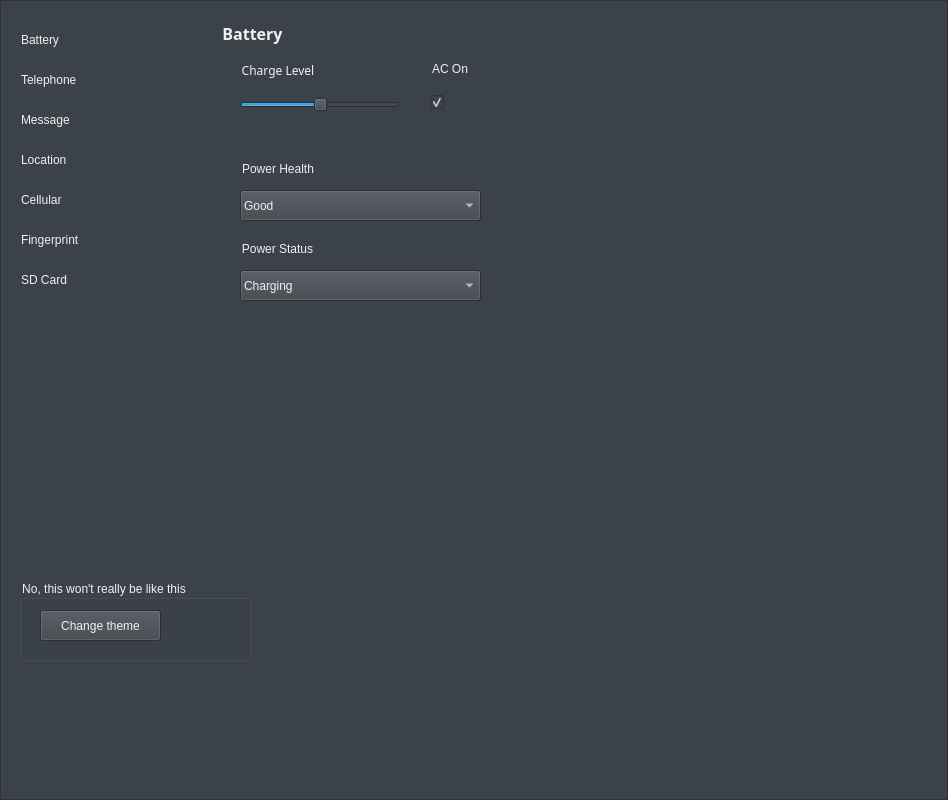
First picture: the form in android/skin/qt/extended.ui, repository aosp-mirror/platform_external_qemu, before the edit.
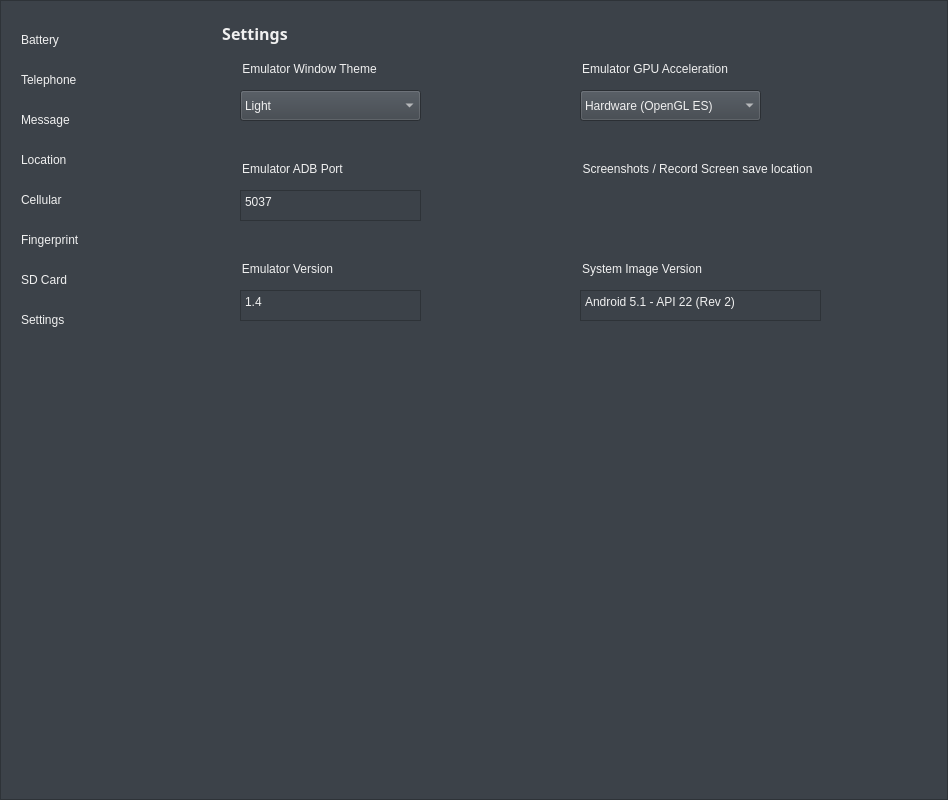
Second picture: the form after the edit. The open tabs and pages were chosen to show the change. Icons and pictures are not drawn.

Commit message:
Add "Settings" pane with controls for light/dark theme
This pane has some other widgets, but these are placeholders
and are not functional.

```diff
--- a/android/skin/qt/extended.ui
+++ b/android/skin/qt/extended.ui
@@ -1418,6 +1418,303 @@
      </property>
     </widget>
    </widget>
+   <widget class="QWidget" name="page">
+    <widget class="QGroupBox" name="sd_group_2">
+     <property name="geometry">
+      <rect>
+       <x>0</x>
+       <y>0</y>
+       <width>91</width>
+       <height>31</height>
+      </rect>
+     </property>
+     <property name="font">
+      <font>
+       <family>Sans Serif</family>
+       <pointsize>12</pointsize>
+       <weight>75</weight>
+       <bold>true</bold>
+      </font>
+     </property>
+     <property name="styleSheet">
+      <string notr="true">border: 0px;</string>
+     </property>
+     <property name="title">
+      <string>Settings</string>
+     </property>
+    </widget>
+    <widget class="QGroupBox" name="themeTitle">
+     <property name="geometry">
+      <rect>
+       <x>20</x>
+       <y>40</y>
+       <width>181</width>
+       <height>21</height>
+      </rect>
+     </property>
+     <property name="font">
+      <font>
+       <pointsize>9</pointsize>
+       <weight>50</weight>
+       <bold>false</bold>
+      </font>
+     </property>
+     <property name="styleSheet">
+      <string notr="true">border: 0px;</string>
+     </property>
+     <property name="title">
+      <string>Emulator Window Theme</string>
+     </property>
+    </widget>
+    <widget class="QGroupBox" name="adbPortTitle">
+     <property name="geometry">
+      <rect>
+       <x>20</x>
+       <y>140</y>
+       <width>181</width>
+       <height>21</height>
+      </rect>
+     </property>
+     <property name="font">
+      <font>
+       <pointsize>9</pointsize>
+       <weight>50</weight>
+       <bold>false</bold>
+      </font>
+     </property>
+     <property name="styleSheet">
+      <string notr="true">border: 0px;</string>
+     </property>
+     <property name="title">
+      <string>Emulator ADB Port</string>
+     </property>
+    </widget>
+    <widget class="QComboBox" name="set_themeBox">
+     <property name="geometry">
+      <rect>
+       <x>20</x>
+       <y>70</y>
+       <width>181</width>
+       <height>31</height>
+      </rect>
+     </property>
+     <item>
+      <property name="text">
+       <string>Light</string>
+      </property>
+     </item>
+     <item>
+      <property name="text">
+       <string>Dark</string>
+      </property>
+     </item>
+    </widget>
+    <widget class="QPlainTextEdit" name="set_adbPortBox">
+     <property name="geometry">
+      <rect>
+       <x>20</x>
+       <y>170</y>
+       <width>181</width>
+       <height>31</height>
+      </rect>
+     </property>
+     <property name="sizePolicy">
+      <sizepolicy hsizetype="Fixed" vsizetype="Fixed">
+       <horstretch>0</horstretch>
+       <verstretch>0</verstretch>
+      </sizepolicy>
+     </property>
+     <property name="verticalScrollBarPolicy">
+      <enum>Qt::ScrollBarAlwaysOff</enum>
+     </property>
+     <property name="horizontalScrollBarPolicy">
+      <enum>Qt::ScrollBarAlwaysOff</enum>
+     </property>
+     <property name="plainText">
+      <string>5037</string>
+     </property>
+    </widget>
+    <widget class="QGroupBox" name="versionTitle">
+     <property name="geometry">
+      <rect>
+       <x>20</x>
+       <y>240</y>
+       <width>181</width>
+       <height>21</height>
+      </rect>
+     </property>
+     <property name="font">
+      <font>
+       <pointsize>9</pointsize>
+       <weight>50</weight>
+       <bold>false</bold>
+      </font>
+     </property>
+     <property name="styleSheet">
+      <string notr="true">border: 0px;</string>
+     </property>
+     <property name="title">
+      <string>Emulator Version</string>
+     </property>
+    </widget>
+    <widget class="QPlainTextEdit" name="set_versionBox">
+     <property name="enabled">
+      <bool>false</bool>
+     </property>
+     <property name="geometry">
+      <rect>
+       <x>20</x>
+       <y>270</y>
+       <width>181</width>
+       <height>31</height>
+      </rect>
+     </property>
+     <property name="sizePolicy">
+      <sizepolicy hsizetype="Fixed" vsizetype="Fixed">
+       <horstretch>0</horstretch>
+       <verstretch>0</verstretch>
+      </sizepolicy>
+     </property>
+     <property name="accessibleName">
+      <string notr="true"/>
+     </property>
+     <property name="verticalScrollBarPolicy">
+      <enum>Qt::ScrollBarAlwaysOff</enum>
+     </property>
+     <property name="horizontalScrollBarPolicy">
+      <enum>Qt::ScrollBarAlwaysOff</enum>
+     </property>
+     <property name="undoRedoEnabled">
+      <bool>false</bool>
+     </property>
+     <property name="plainText">
+      <string>1.4</string>
+     </property>
+    </widget>
+    <widget class="QGroupBox" name="gpuAccelTitle">
+     <property name="geometry">
+      <rect>
+       <x>360</x>
+       <y>40</y>
+       <width>181</width>
+       <height>21</height>
+      </rect>
+     </property>
+     <property name="font">
+      <font>
+       <pointsize>9</pointsize>
+       <weight>50</weight>
+       <bold>false</bold>
+      </font>
+     </property>
+     <property name="styleSheet">
+      <string notr="true">border: 0px;</string>
+     </property>
+     <property name="title">
+      <string>Emulator GPU Acceleration</string>
+     </property>
+    </widget>
+    <widget class="QComboBox" name="set_gpuAccelBox">
+     <property name="geometry">
+      <rect>
+       <x>360</x>
+       <y>70</y>
+       <width>181</width>
+       <height>31</height>
+      </rect>
+     </property>
+     <item>
+      <property name="text">
+       <string>Hardware (OpenGL ES)</string>
+      </property>
+     </item>
+     <item>
+      <property name="text">
+       <string>Software emulation</string>
+      </property>
+     </item>
+    </widget>
+    <widget class="QGroupBox" name="saveLocationTitle">
+     <property name="geometry">
+      <rect>
+       <x>360</x>
+       <y>140</y>
+       <width>301</width>
+       <height>21</height>
+      </rect>
+     </property>
+     <property name="font">
+      <font>
+       <pointsize>9</pointsize>
+       <weight>50</weight>
+       <bold>false</bold>
+      </font>
+     </property>
+     <property name="styleSheet">
+      <string notr="true">border: 0px;</string>
+     </property>
+     <property name="title">
+      <string>Screenshots / Record Screen save location</string>
+     </property>
+    </widget>
+    <widget class="QGroupBox" name="imageVertionTitle">
+     <property name="geometry">
+      <rect>
+       <x>360</x>
+       <y>240</y>
+       <width>181</width>
+       <height>21</height>
+      </rect>
+     </property>
+     <property name="font">
+      <font>
+       <pointsize>9</pointsize>
+       <weight>50</weight>
+       <bold>false</bold>
+      </font>
+     </property>
+     <property name="styleSheet">
+      <string notr="true">border: 0px;</string>
+     </property>
+     <property name="title">
+      <string>System Image Version</string>
+     </property>
+    </widget>
+    <widget class="QPlainTextEdit" name="set_imageVersionBox">
+     <property name="enabled">
+      <bool>false</bool>
+     </property>
+     <property name="geometry">
+      <rect>
+       <x>360</x>
+       <y>270</y>
+       <width>241</width>
+       <height>31</height>
+      </rect>
+     </property>
+     <property name="sizePolicy">
+      <sizepolicy hsizetype="Fixed" vsizetype="Fixed">
+       <horstretch>0</horstretch>
+       <verstretch>0</verstretch>
+      </sizepolicy>
+     </property>
+     <property name="accessibleName">
+      <string notr="true"/>
+     </property>
+     <property name="verticalScrollBarPolicy">
+      <enum>Qt::ScrollBarAlwaysOff</enum>
+     </property>
+     <property name="horizontalScrollBarPolicy">
+      <enum>Qt::ScrollBarAlwaysOff</enum>
+     </property>
+     <property name="undoRedoEnabled">
+      <bool>false</bool>
+     </property>
+     <property name="plainText">
+      <string>Android 5.1 - API 22 (Rev 2)</string>
+     </property>
+    </widget>
+   </widget>
   </widget>
   <widget class="QPushButton" name="telephoneButton">
    <property name="geometry">
@@ -1664,38 +1961,40 @@
     <string>sd_storage</string>
    </property>
   </widget>
-  <widget class="QGroupBox" name="groupBox">
+  <widget class="QPushButton" name="settingsButton">
    <property name="geometry">
     <rect>
      <x>20</x>
-     <y>580</y>
-     <width>231</width>
-     <height>81</height>
+     <y>300</y>
+     <width>191</width>
+     <height>40</height>
     </rect>
    </property>
-   <property name="title">
-    <string>No, this won't really be like this</string>
+   <property name="autoFillBackground">
+    <bool>false</bool>
    </property>
-   <widget class="QPushButton" name="theme_pushButton">
-    <property name="geometry">
-     <rect>
-      <x>20</x>
-      <y>30</y>
-      <width>121</width>
-      <height>31</height>
-     </rect>
-    </property>
-    <property name="text">
-     <string>Change theme</string>
-    </property>
-    <property name="icon">
-     <iconset resource="resources.qrc">
-      <normaloff>:/light/fingerprint</normaloff>:/light/fingerprint</iconset>
-    </property>
-    <property name="themeIconName" stdset="0">
-     <string>baseIconName</string>
-    </property>
-   </widget>
+   <property name="styleSheet">
+    <string notr="true">text-align: left;</string>
+   </property>
+   <property name="text">
+    <string>Settings</string>
+   </property>
+   <property name="icon">
+    <iconset resource="resources.qrc">
+     <normaloff>:/light/settings</normaloff>:/light/settings</iconset>
+   </property>
+   <property name="iconSize">
+    <size>
+     <width>32</width>
+     <height>32</height>
+    </size>
+   </property>
+   <property name="flat">
+    <bool>true</bool>
+   </property>
+   <property name="themeIconName" stdset="0">
+    <string>settings</string>
+   </property>
   </widget>
  </widget>
  <tabstops>
```
The commit also changes 10 other files.
